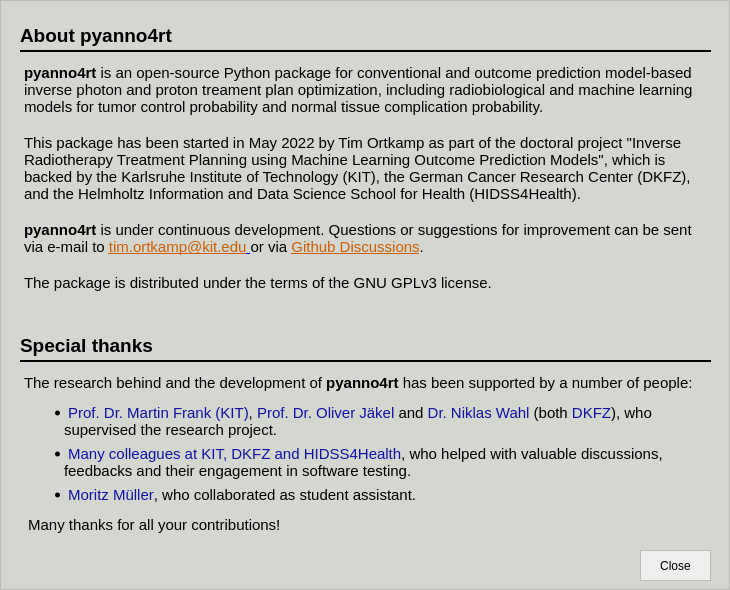
Above: pyanno4rt/gui/designs/info_window.ui from pyanno4rt/pyanno4rt before the change. Below: the same form after it.
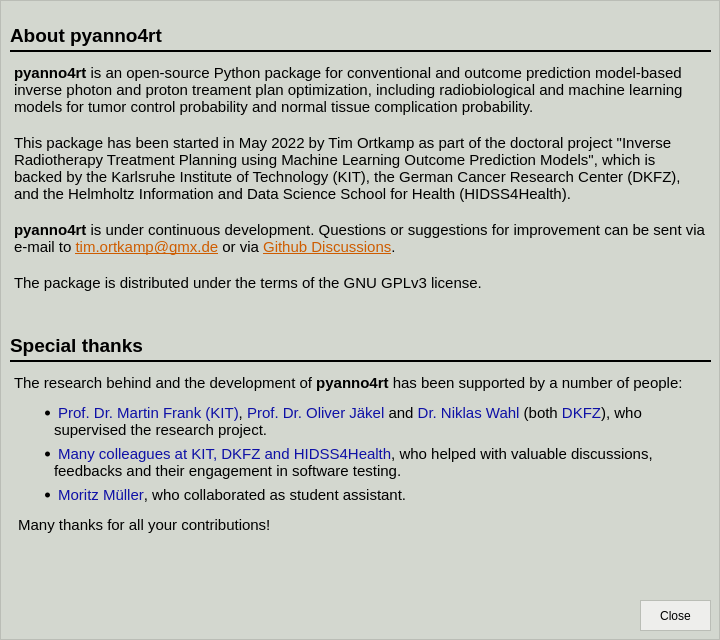
That is the form after the change.

```diff
--- a/pyanno4rt/gui/designs/info_window.ui
+++ b/pyanno4rt/gui/designs/info_window.ui
@@ -9,20 +9,20 @@
    <rect>
     <x>0</x>
     <y>0</y>
-    <width>730</width>
-    <height>590</height>
+    <width>720</width>
+    <height>640</height>
    </rect>
   </property>
   <property name="minimumSize">
    <size>
-    <width>730</width>
-    <height>590</height>
+    <width>720</width>
+    <height>640</height>
    </size>
   </property>
   <property name="maximumSize">
    <size>
-    <width>730</width>
-    <height>590</height>
+    <width>720</width>
+    <height>640</height>
    </size>
   </property>
   <property name="windowTitle">
@@ -42,9 +42,9 @@
    <widget class="Line" name="about_line">
     <property name="geometry">
      <rect>
-      <x>20</x>
+      <x>10</x>
       <y>50</y>
-      <width>691</width>
+      <width>701</width>
       <height>2</height>
      </rect>
     </property>
@@ -67,7 +67,7 @@
    <widget class="QLabel" name="about_label">
     <property name="geometry">
      <rect>
-      <x>20</x>
+      <x>10</x>
       <y>20</y>
       <width>181</width>
       <height>31</height>
@@ -90,9 +90,9 @@
    <widget class="QTextBrowser" name="about_tbrowser">
     <property name="geometry">
      <rect>
-      <x>20</x>
+      <x>10</x>
       <y>60</y>
-      <width>691</width>
+      <width>701</width>
       <height>301</height>
      </rect>
     </property>
@@ -111,7 +111,7 @@
 &lt;p style=&quot;-qt-paragraph-type:empty; margin-top:0px; margin-bottom:0px; margin-left:0px; margin-right:0px; -qt-block-indent:0; text-indent:0px;&quot;&gt;&lt;br /&gt;&lt;/p&gt;
 &lt;p style=&quot; margin-top:0px; margin-bottom:0px; margin-left:0px; margin-right:0px; -qt-block-indent:0; text-indent:0px;&quot;&gt;This package has been started in May 2022 by Tim Ortkamp as part of the doctoral project &amp;quot;Inverse Radiotherapy Treatment Planning using Machine Learning Outcome Prediction Models&amp;quot;, which is backed by the Karlsruhe Institute of Technology (KIT), the German Cancer Research Center (DKFZ), and the Helmholtz Information and Data Science School for Health (HIDSS4Health).&lt;/p&gt;
 &lt;p style=&quot;-qt-paragraph-type:empty; margin-top:0px; margin-bottom:0px; margin-left:0px; margin-right:0px; -qt-block-indent:0; text-indent:0px;&quot;&gt;&lt;br /&gt;&lt;/p&gt;
-&lt;p style=&quot; margin-top:0px; margin-bottom:0px; margin-left:0px; margin-right:0px; -qt-block-indent:0; text-indent:0px;&quot;&gt;&lt;span style=&quot; font-weight:600;&quot;&gt;pyanno4rt&lt;/span&gt; is under continuous development. Questions or suggestions for improvement can be sent via e-mail to &lt;a href=&quot;mailto:tim.ortkamp@kit.edu?subject=pyanno4rt&quot;&gt;&lt;span style=&quot; text-decoration: underline; color:#ce5c00;&quot;&gt;tim.ortkamp@kit.edu&lt;/span&gt;&lt;/a&gt;&lt;a href=&quot;mailto:tim.ortkamp@kit.edu?subject=pyanno4rt&quot;&gt;&lt;span style=&quot; text-decoration: underline; color:#0000ff;&quot;&gt; &lt;/span&gt;&lt;/a&gt;or via &lt;a href=&quot;https://github.com/pyanno4rt/pyanno4rt/discussions&quot;&gt;&lt;span style=&quot; text-decoration: underline; color:#ce5c00;&quot;&gt;Github Discussions&lt;/span&gt;&lt;/a&gt;.&lt;/p&gt;
+&lt;p style=&quot; margin-top:0px; margin-bottom:0px; margin-left:0px; margin-right:0px; -qt-block-indent:0; text-indent:0px;&quot;&gt;&lt;span style=&quot; font-weight:600;&quot;&gt;pyanno4rt&lt;/span&gt; is under continuous development. Questions or suggestions for improvement can be sent via e-mail to &lt;a href=&quot;mailto:tim.ortkamp@gmx.de?subject=pyanno4rt&quot;&gt;&lt;span style=&quot; text-decoration: underline; color:#ce5c00;&quot;&gt;tim.ortkamp@gmx.de&lt;/span&gt;&lt;/a&gt; or via &lt;a href=&quot;https://github.com/pyanno4rt/pyanno4rt/discussions&quot;&gt;&lt;span style=&quot; text-decoration: underline; color:#ce5c00;&quot;&gt;Github Discussions&lt;/span&gt;&lt;/a&gt;.&lt;/p&gt;
 &lt;p style=&quot;-qt-paragraph-type:empty; margin-top:0px; margin-bottom:0px; margin-left:0px; margin-right:0px; -qt-block-indent:0; text-indent:0px;&quot;&gt;&lt;br /&gt;&lt;/p&gt;
 &lt;p style=&quot; margin-top:0px; margin-bottom:0px; margin-left:0px; margin-right:0px; -qt-block-indent:0; text-indent:0px;&quot;&gt;The package is distributed under the terms of the GNU GPLv3 license.&lt;/p&gt;&lt;/body&gt;&lt;/html&gt;</string>
     </property>
@@ -125,9 +125,9 @@
    <widget class="Line" name="thanks_line">
     <property name="geometry">
      <rect>
-      <x>20</x>
+      <x>10</x>
       <y>360</y>
-      <width>691</width>
+      <width>701</width>
       <height>2</height>
      </rect>
     </property>
@@ -150,7 +150,7 @@
    <widget class="QLabel" name="thanks_label">
     <property name="geometry">
      <rect>
-      <x>20</x>
+      <x>10</x>
       <y>330</y>
       <width>181</width>
       <height>31</height>
@@ -173,9 +173,9 @@
    <widget class="QTextBrowser" name="thanks_tbrowser">
     <property name="geometry">
      <rect>
-      <x>20</x>
+      <x>10</x>
       <y>370</y>
-      <width>691</width>
+      <width>701</width>
       <height>181</height>
      </rect>
     </property>
@@ -201,7 +201,7 @@
     <property name="geometry">
      <rect>
       <x>640</x>
-      <y>550</y>
+      <y>600</y>
       <width>71</width>
       <height>31</height>
      </rect>
```
